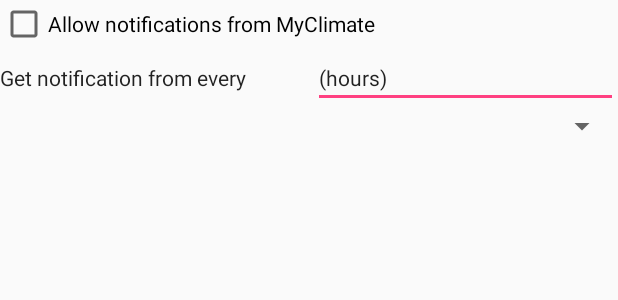
After one commit to ssoemoe/myclimate, an Android app: the layout activity_settings.xml on its own in the app's theme, with its tools: preview values and no code run, on a phone screen of 412 x 824 dp. The commit adds this screen. Shown: the top 300 px of the screen. Run offline under Robolectric (Android 15) with nearby library versions, the phone set to English and light mode, and no system bars.

Commit message:
SettingsActivity Added

```diff
--- a/app/src/main/AndroidManifest.xml
+++ b/app/src/main/AndroidManifest.xml
@@ -4,9 +4,9 @@
 
     <application
         android:allowBackup="true"
-        android:icon="@mipmap/ic_launcher"
+        android:icon="@drawable/ic_launcher_foreground"
         android:label="@string/app_name"
-        android:roundIcon="@drawable/logo.jpg"
+        android:roundIcon="@drawable/ic_launcher_foreground"
         android:supportsRtl="true"
         android:theme="@style/AppTheme">
         <activity android:name=".view.MainActivity">
@@ -16,6 +16,8 @@
                 <category android:name="android.intent.category.LAUNCHER" />
             </intent-filter>
         </activity>
+
+        <activity android:name=".view.SettingsActivity"></activity>
     </application>
 
 </manifest>
--- a/app/src/main/java/com/bitcamp2018/myclimate/controller/WeatherEvaluator.java
+++ b/app/src/main/java/com/bitcamp2018/myclimate/controller/WeatherEvaluator.java
@@ -47,8 +47,5 @@ public class WeatherEvaluator {
 			face = faces.HORROR_FACE;
 
 		return face;
-
-
-
 	}
 }
--- a/app/src/main/java/com/bitcamp2018/myclimate/model/DatabaseAdapter.java
+++ b/app/src/main/java/com/bitcamp2018/myclimate/model/DatabaseAdapter.java
@@ -107,6 +107,8 @@ public class DatabaseAdapter extends SQLiteOpenHelper{
                 colValues.put(WeatherTable.CONDITION, condition);
 
                 add(colValues, WeatherTable.TABLE_NAME);
+                fah++;
+                cel++;
             }
 
             //for condition index
--- /dev/null
+++ b/app/src/main/res/layout/activity_settings.xml
@@ -0,0 +1,55 @@
+<?xml version="1.0" encoding="utf-8"?>
+<android.support.constraint.ConstraintLayout xmlns:android="http://schemas.android.com/apk/res/android"
+    android:layout_width="match_parent"
+    android:layout_height="match_parent"
+    xmlns:tools="http://schemas.android.com/tools"
+    xmlns:app="http://schemas.android.com/apk/res-auto"
+    tools:context="com.bitcamp2018.myclimate.view.SettingsActivity">
+
+
+    <LinearLayout
+        android:layout_width="match_parent"
+        android:layout_height="match_parent"
+        android:orientation="vertical">
+
+        <CheckBox
+            android:id="@+id/notiCheck"
+            android:layout_width="match_parent"
+            android:layout_height="wrap_content"
+            android:text="Allow notifications from MyClimate" />
+
+        <LinearLayout
+            android:id="@+id/notiLinear"
+            android:layout_width="match_parent"
+            android:layout_height="wrap_content"
+            android:orientation="horizontal">
+
+            <TextView
+                android:id="@+id/hourTxtView"
+                android:layout_width="5dp"
+                android:layout_height="wrap_content"
+                android:layout_weight="1"
+                android:text="Get notification from every"
+                android:textAppearance="@style/TextAppearance.AppCompat" />
+
+            <EditText
+                android:id="@+id/hours"
+                android:layout_width="0dp"
+                android:layout_height="wrap_content"
+                android:layout_weight="1"
+                android:ems="10"
+                android:inputType="number"
+                android:text="(hours)"
+                android:textAppearance="@style/TextAppearance.AppCompat" />
+
+        </LinearLayout>
+
+        <Spinner
+            android:id="@+id/weatherSpinner"
+            android:layout_width="match_parent"
+            android:layout_height="wrap_content"
+            android:spinnerMode="dialog" />
+
+    </LinearLayout>
+
+</android.support.constraint.ConstraintLayout>
```
Also changed, not shown: app/src/main/java/com/bitcamp2018/myclimate/view/SettingsActivity.java (added, +35 -0 lines), 1 other file.
